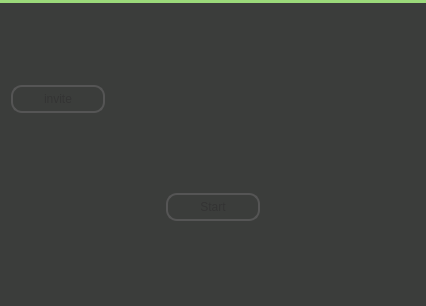
Before: the Qt Designer form src/client/gui/livejamming/app/roomdialog.ui in sush/Live-Jamming, drawn with Qt 5.
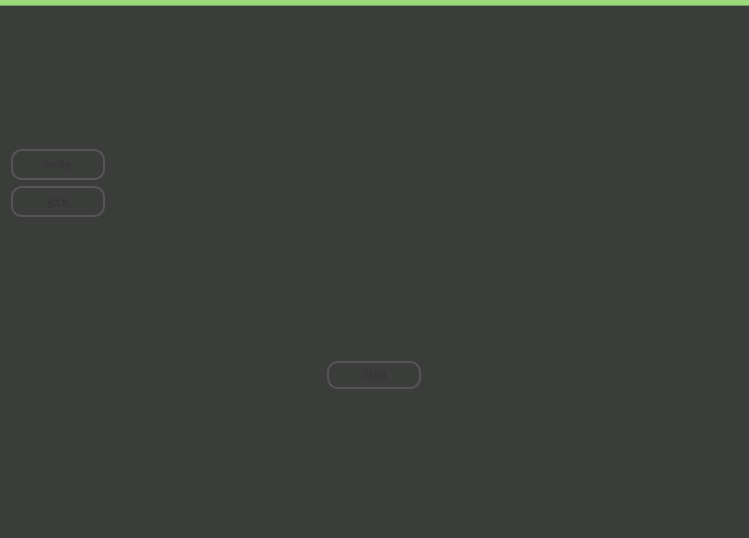
After: the same form once the commit is applied. Icons and pictures are not drawn. Custom widgets are drawn as their Qt base class.

Commit message: * kick function (untested because assertion made test impossible) * moving invite/kick buttons to the bottom

Patch:
```diff
--- a/src/client/gui/livejamming/app/roomdialog.ui
+++ b/src/client/gui/livejamming/app/roomdialog.ui
@@ -6,8 +6,8 @@
    <rect>
     <x>0</x>
     <y>0</y>
-    <width>426</width>
-    <height>306</height>
+    <width>749</width>
+    <height>538</height>
    </rect>
   </property>
   <property name="windowTitle">
@@ -60,8 +60,33 @@
          <verstretch>0</verstretch>
         </sizepolicy>
        </property>
+       <property name="maximumSize">
+        <size>
+         <width>94</width>
+         <height>31</height>
+        </size>
+       </property>
        <property name="text">
-        <string>invite</string>
+        <string>&amp;invite</string>
+       </property>
+      </widget>
+     </item>
+     <item>
+      <widget class="QPushButton" name="pushButton">
+       <property name="sizePolicy">
+        <sizepolicy hsizetype="Fixed" vsizetype="Fixed">
+         <horstretch>0</horstretch>
+         <verstretch>0</verstretch>
+        </sizepolicy>
+       </property>
+       <property name="maximumSize">
+        <size>
+         <width>94</width>
+         <height>31</height>
+        </size>
+       </property>
+       <property name="text">
+        <string>&amp;kick</string>
        </property>
       </widget>
      </item>
```
The commit also changes 5 other files.
